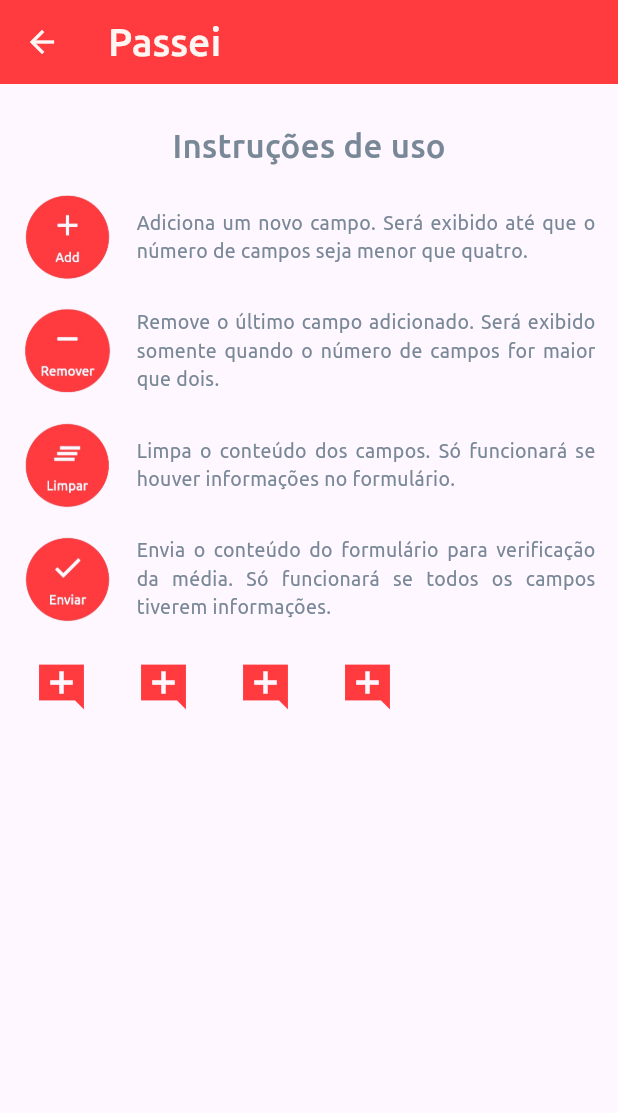
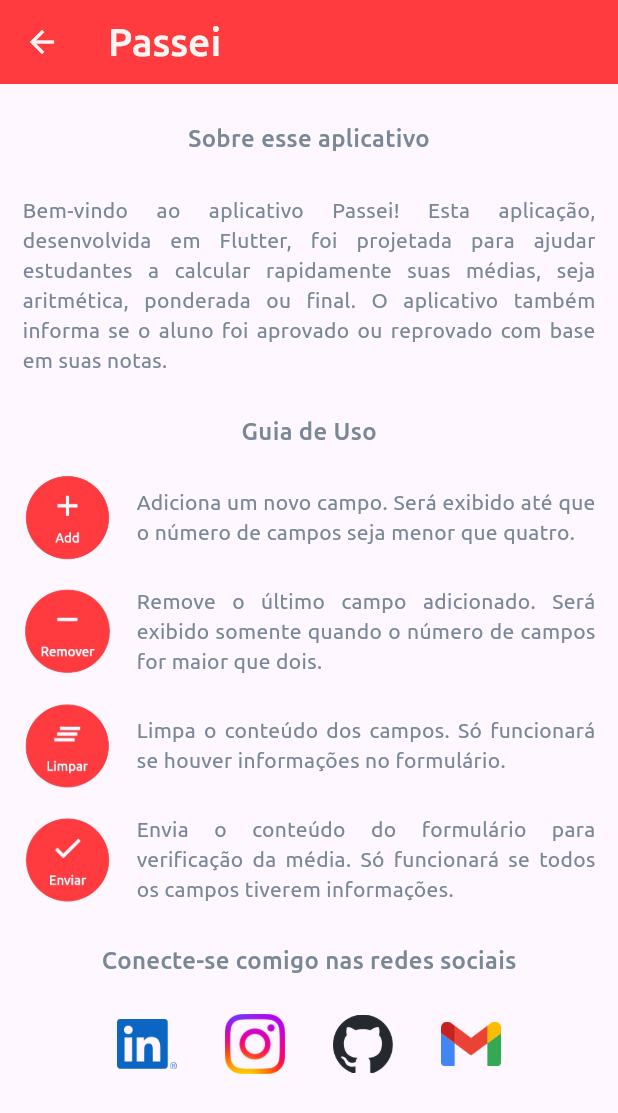
Before and after one commit to Everaldo-Martins/passei, a Flutter app: the About screen opened directly, on a phone screen of 412 x 824 dp. Shown: the top 1113 px of the screen. Run offline on Flutter 3.47's test engine with Material 3 defaults, Android fonts, the phone set to English and light mode, and no system bars; our stand-ins replace flutter_svg; project files that could hold a hidden picture were left out.

Commit message:
Melhorias de acessibilidade no tamnho dos icones e implantação da págiina de ajuda.

```diff
--- a/lib/screens/about.dart
+++ b/lib/screens/about.dart
@@ -1,11 +1,17 @@
 import 'package:flutter/material.dart';
+import 'package:url_launcher/url_launcher.dart';
 
 class About extends StatelessWidget {
   const About({
     super.key,
   });
 
-  void linkedin() {}
+  Future<void> openUrl(String url) async {
+    final Uri uri = Uri.parse(url);
+    if (!await launchUrl(uri)) {
+      throw Exception('Could not launch $uri');
+    }
+  }
 
   @override
   Widget build(BuildContext context) {
@@ -29,14 +35,50 @@ class About extends StatelessWidget {
             padding: const EdgeInsets.symmetric(vertical: 25, horizontal: 15),
             child: Column(
               children: [
-                const Text(
-                  'Instruções de uso',
-                  style: TextStyle(
-                    fontFamily: 'Ubuntu',
-                    fontSize: 22,
-                    fontWeight: FontWeight.w500,
-                    color: Color(0xFF798897),
-                  ),
+                const Row(
+                  mainAxisAlignment: MainAxisAlignment.center,
+                  children: [
+                    Text(
+                      'Sobre esse aplicativo',
+                      textAlign: TextAlign.center,
+                      style: TextStyle(
+                          color: Color(0xFF798897),
+                          fontFamily: 'Ubuntu',
+                          fontSize: 16,
+                          fontWeight: FontWeight.w500),
+                    ),
+                  ],
+                ),
+                const SizedBox(height: 26),
+                const Row(
+                  children: [
+                    Flexible(
+                      child: Text(
+                        'Bem-vindo ao aplicativo Passei! Esta aplicação, desenvolvida em Flutter, foi projetada para ajudar estudantes a calcular rapidamente suas médias, seja aritmética, ponderada ou final. O aplicativo também informa se o aluno foi aprovado ou reprovado com base em suas notas.',
+                        textAlign: TextAlign.justify,
+                        style: TextStyle(
+                          fontFamily: 'Ubuntu',
+                          fontSize: 14,
+                          color: Color(0xFF798897),
+                        ),
+                      ),
+                    ),
+                  ],
+                ),
+                const SizedBox(height: 26),
+                const Row(
+                  mainAxisAlignment: MainAxisAlignment.center,
+                  children: [
+                    Text(
+                      'Guia de Uso',
+                      style: TextStyle(
+                        fontFamily: 'Ubuntu',
+                        fontSize: 16,
+                        fontWeight: FontWeight.w500,
+                        color: Color(0xFF798897),
+                      ),
+                    ),
+                  ],
                 ),
                 const SizedBox(
                   height: 16,
@@ -56,7 +98,7 @@ class About extends StatelessWidget {
                         textAlign: TextAlign.justify,
                         style: TextStyle(
                           fontFamily: 'Ubuntu',
-                          fontSize: 13,
+                          fontSize: 14,
                           color: Color(0xFF798897),
                         ),
                       ),
@@ -81,7 +123,7 @@ class About extends StatelessWidget {
                         textAlign: TextAlign.justify,
                         style: TextStyle(
                           fontFamily: 'Ubuntu',
-                          fontSize: 13,
+                          fontSize: 14,
                           color: Color(0xFF798897),
                         ),
                       ),
@@ -106,7 +148,7 @@ class About extends StatelessWidget {
                         textAlign: TextAlign.justify,
                         style: TextStyle(
                           fontFamily: 'Ubuntu',
-                          fontSize: 13,
+                          fontSize: 14,
                           color: Color(0xFF798897),
                         ),
                       ),
@@ -131,57 +173,70 @@ class About extends StatelessWidget {
                         textAlign: TextAlign.justify,
                         style: TextStyle(
                           fontFamily: 'Ubuntu',
-                          fontSize: 13,
+                          fontSize: 14,
                           color: Color(0xFF798897),
                         ),
                       ),
                     ),
                   ],
                 ),
-                const SizedBox(
-                  height: 16,
+                const SizedBox(height: 26),
+                const Row(
+                  mainAxisAlignment: MainAxisAlignment.center,
+                  children: [
+                    Text(
+                      'Conecte-se comigo nas redes sociais',
+                      style: TextStyle(
+                          color: Color(0xFF798897),
+                          fontFamily: 'Ubuntu',
+                          fontSize: 16,
+                          fontWeight: FontWeight.w500),
+                    ),
+                  ],
                 ),
+                const SizedBox(height: 16),
                 Row(
+                  mainAxisAlignment: MainAxisAlignment.center,
                   children: [
                     IconButton(
-                      onPressed: linkedin,
-                      icon: const Icon(
-                        Icons.add_comment_sharp,
-                        size: 36,
-                        color: Color(0xFFFF3B3F),
+                      onPressed: () => openUrl(
+                          'https://www.linkedin.com/in/everaldo-martins-de-oliveira-214400b3'),
+                      icon: Image.asset(
+                        'assets/icons/linkedin.png',
+                        width: 40,
                       ),
                     ),
                     const SizedBox(
                       width: 16,
                     ),
                     IconButton(
-                      onPressed: linkedin,
-                      icon: const Icon(
-                        Icons.add_comment_sharp,
-                        size: 36,
-                        color: Color(0xFFFF3B3F),
+                      onPressed: () => openUrl(
+                          'https://www.instagram.com/everaldo_martins1'),
+                      icon: Image.asset(
+                        'assets/icons/instagram.png',
+                        width: 40,
                       ),
                     ),
                     const SizedBox(
                       width: 16,
                     ),
                     IconButton(
-                      onPressed: linkedin,
-                      icon: const Icon(
-                        Icons.add_comment_sharp,
-                        size: 36,
-                        color: Color(0xFFFF3B3F),
+                      onPressed: () =>
+                          openUrl('https://github.com/Everaldo-Martins'),
+                      icon: Image.asset(
+                        'assets/icons/github.png',
+                        width: 40,
                       ),
                     ),
                     const SizedBox(
                       width: 16,
                     ),
                     IconButton(
-                      onPressed: linkedin,
-                      icon: const Icon(
-                        Icons.add_comment_sharp,
-                        size: 36,
-                        color: Color(0xFFFF3B3F),
+                      onPressed: () =>
+                          openUrl('mailto:everaldoinfortecnico@gmail.com'),
+                      icon: Image.asset(
+                        'assets/icons/gmail.png',
+                        width: 40,
                       ),
                     ),
                   ],
--- a/lib/screens/home_page.dart
+++ b/lib/screens/home_page.dart
@@ -55,8 +55,8 @@ class _HomePageState extends State<HomePage>
                 );
               },
               icon: const Icon(
-                Icons.help_center_rounded,
-                size: 28,
+                Icons.help,
+                size: 32,
               ),
               color: const Color(0xFFFFF6F4),
             ),
@@ -71,8 +71,8 @@ class _HomePageState extends State<HomePage>
           tabs: const [
             Tab(
               icon: Icon(
-                Icons.calculate_rounded,
-                size: 28,
+                Icons.calculate,
+                size: 32,
               ),
               child: Text(
                 'Aritmética',
@@ -85,8 +85,8 @@ class _HomePageState extends State<HomePage>
             ),
             Tab(
               icon: Icon(
-                Icons.calculate_rounded,
-                size: 28,
+                Icons.calculate,
+                size: 32,
               ),
               child: Text(
                 'Ponderada',
@@ -99,8 +99,8 @@ class _HomePageState extends State<HomePage>
             ),
             Tab(
               icon: Icon(
-                Icons.event_note_rounded,
-                size: 28,
+                Icons.event_note,
+                size: 32,
               ),
               child: Text(
                 'Final',
--- a/pubspec.yaml
+++ b/pubspec.yaml
@@ -21,7 +21,7 @@ publish_to: 'none' # Remove this line if you wish to publish to pub.dev
 # https://developer.apple.com/library/archive/documentation/General/Reference/InfoPlistKeyReference/Articles/CoreFoundationKeys.html
 # In Windows, build-name is used as the major, minor, and patch parts
 # of the product and file versions while build-number is used as the build suffix.
-version: 1.0.3+1
+version: 1.0.4+1
 
 environment:
   sdk: '>=3.4.3 <4.0.0'
@@ -36,6 +36,7 @@ dependencies:
   flutter:
     sdk: flutter
   flutter_svg: ^2.0.10+1
+  url_launcher: ^6.0.20
 
 
   # The following adds the Cupertino Icons font to your application.
@@ -68,6 +69,7 @@ flutter:
   assets:
      - assets/
      - assets/images/
+     - assets/icons/
   #   - images/a_dot_ham.jpeg
 
   # An image asset can refer to one or more resolution-specific "variants", see
```
Also changed, not shown: assets/icons/github.png (added), assets/icons/gmail.png (added), assets/icons/instagram.png (added), assets/icons/linkedin.png (added), pubspec.lock, 1 other file.
